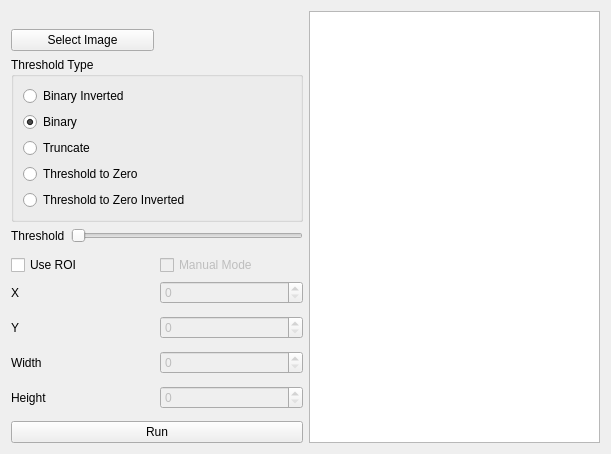
Above: calculateWidth.ui from Tokyo-MQP-2024/IgniteCV before the change. Below: the same form after it.
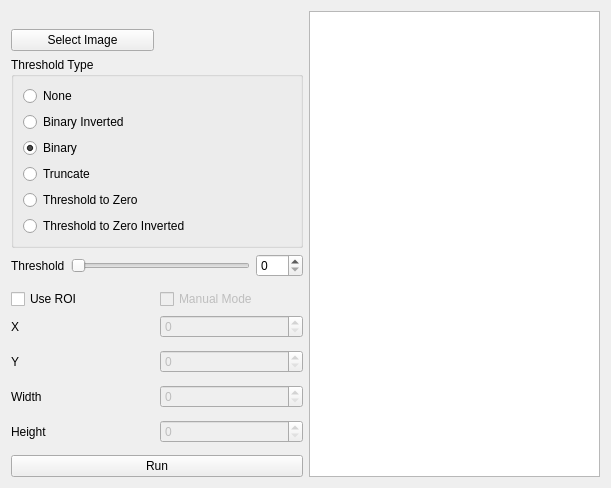
That is the form after the change. Custom widgets are drawn as their Qt base class.

Commit message: Added filename compatibility to calculateWidth, refresh image on checkbox selection

The edit to the form file:
```diff
--- a/calculateWidth.ui
+++ b/calculateWidth.ui
@@ -76,11 +76,21 @@
      </item>
      <item>
       <widget class="QSlider" name="horizontalSlider">
+       <property name="maximum">
+        <number>255</number>
+       </property>
        <property name="orientation">
         <enum>Qt::Orientation::Horizontal</enum>
        </property>
       </widget>
      </item>
+     <item>
+      <widget class="QSpinBox" name="spinBox_5">
+       <property name="maximum">
+        <number>255</number>
+       </property>
+      </widget>
+     </item>
     </layout>
    </item>
    <item row="8" column="1">
@@ -196,6 +206,16 @@
       <property name="sizeConstraint">
        <enum>QLayout::SizeConstraint::SetDefaultConstraint</enum>
       </property>
+      <item>
+       <widget class="QRadioButton" name="radioButton_none">
+        <property name="text">
+         <string>None</string>
+        </property>
+        <attribute name="buttonGroup">
+         <string notr="true">buttonGroup_threshtype</string>
+        </attribute>
+       </widget>
+      </item>
       <item>
        <widget class="QRadioButton" name="radioButton_bininverted">
         <property name="text">
```
Left out of the diff: 53 changed lines with no effect on the pictures. The commit also changes 2 other files.
